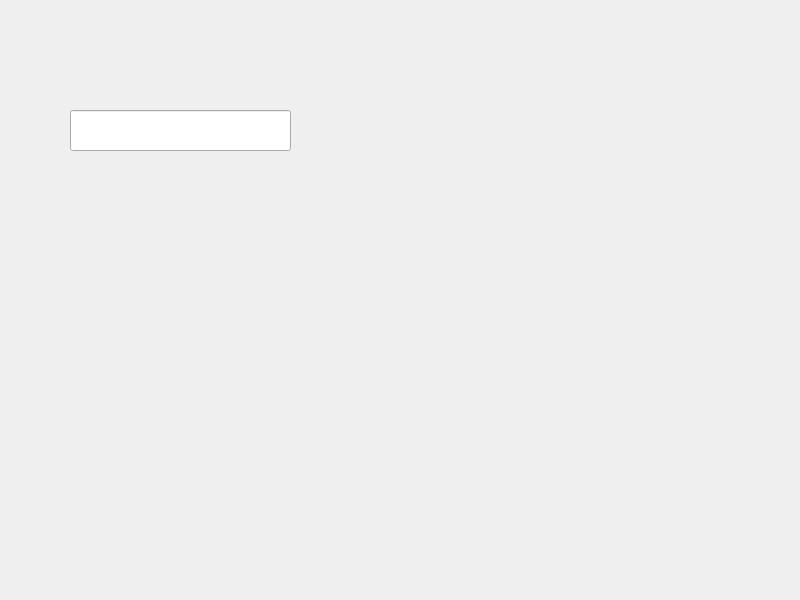
Above: InputExample/frmexample.ui from birdman1992/toolmodules before the change. Below: the same form after it.
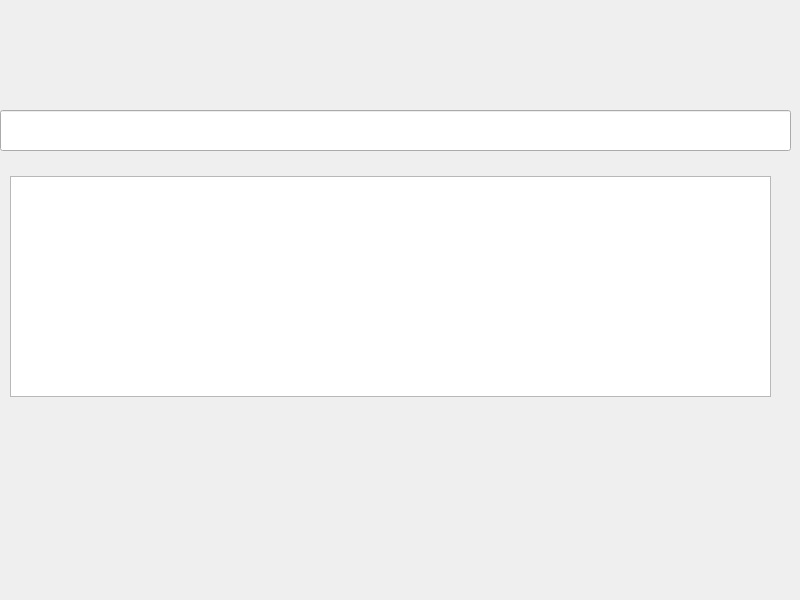
That is the form after the change.

```diff
--- a/InputExample/frmexample.ui
+++ b/InputExample/frmexample.ui
@@ -16,13 +16,23 @@
   <widget class="QLineEdit" name="lineEdit">
    <property name="geometry">
     <rect>
-     <x>70</x>
+     <x>0</x>
      <y>110</y>
-     <width>221</width>
+     <width>791</width>
      <height>41</height>
     </rect>
    </property>
   </widget>
+  <widget class="QTextEdit" name="textEdit">
+   <property name="geometry">
+    <rect>
+     <x>10</x>
+     <y>176</y>
+     <width>761</width>
+     <height>221</height>
+    </rect>
+   </property>
+  </widget>
  </widget>
  <resources/>
  <connections/>
```
